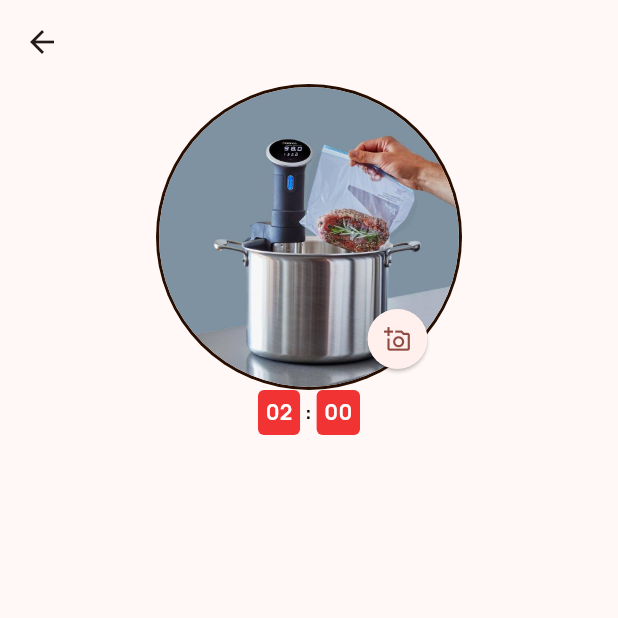
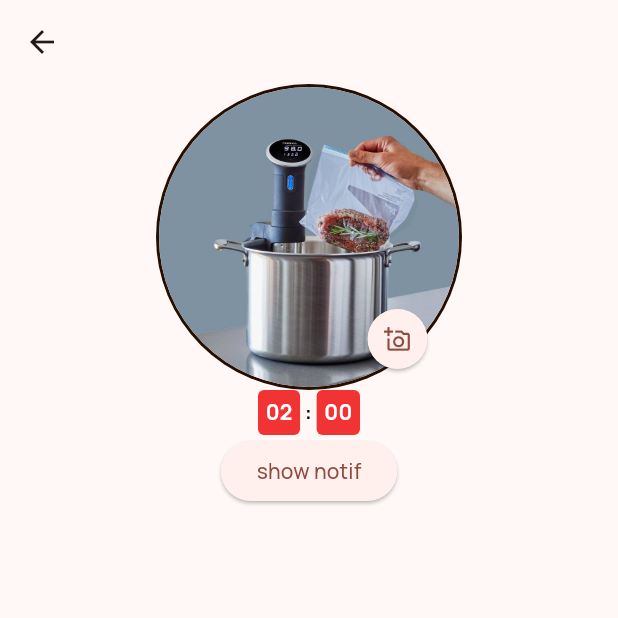
Before and after one commit to datsabahandude/SousVide, a Flutter app: the screen it shows after launch, in the side drawer, after a tap on "Start Cooking", on a phone screen of 412 x 824 dp, the top half of it. Run offline on Flutter 3.47's test engine with Material 3 defaults, Android fonts, the phone set to English and light mode, and no system bars; our stand-ins replace flutter_local_notifications, get, google_fonts, image_picker, lottie, slide_countdown and 1 more.

Commit message:
[InP] local notification #3

```diff
--- /dev/null
+++ b/lib/api/notification_api.dart
@@ -0,0 +1,30 @@
+import 'package:flutter_local_notifications/flutter_local_notifications.dart';
+
+class NotificationApi {
+  static final _notifications = FlutterLocalNotificationsPlugin();
+
+  static Future notificationDetails() async {
+    return const NotificationDetails(
+      android: AndroidNotificationDetails(
+        'channel id',
+        'channel name',
+        channelDescription: 'channel description',
+        importance: Importance.max,
+      ),
+    );
+  }
+
+  static Future showNotification({
+    int id = 0,
+    String? title,
+    String? body,
+    String? payload,
+  }) async =>
+      _notifications.show(
+        id,
+        title,
+        body,
+        await notificationDetails(),
+        payload: payload,
+      );
+}
--- a/lib/screens/cookpage.dart
+++ b/lib/screens/cookpage.dart
@@ -5,6 +5,7 @@ import 'package:flutter/services.dart';
 import 'package:get/get.dart';
 import 'package:image_picker/image_picker.dart';
 import 'package:slide_countdown/slide_countdown.dart';
+import 'package:sous_v/api/notification_api.dart';
 
 class CookPage extends StatefulWidget {
   const CookPage({super.key});
@@ -58,7 +59,11 @@ class _CookPageState extends State<CookPage> {
             ),
             const SlideCountdownSeparated(
               duration: Duration(minutes: 2),
-            )
+            ),
+            ElevatedButton(
+                onPressed: () => NotificationApi.showNotification(
+                    title: 'Title', body: 'Body', payload: 'Payload'),
+                child: const Text('show notif'))
           ],
         ),
       ),
--- a/pubspec.yaml
+++ b/pubspec.yaml
@@ -19,6 +19,7 @@ dependencies:
   lottie: ^3.0.0
   smooth_page_indicator: ^1.1.0
   slide_countdown: ^1.6.1
+  flutter_local_notifications: ^17.1.2
 
 dev_dependencies:
   flutter_test:
```
Also changed, not shown: 2 other files.
